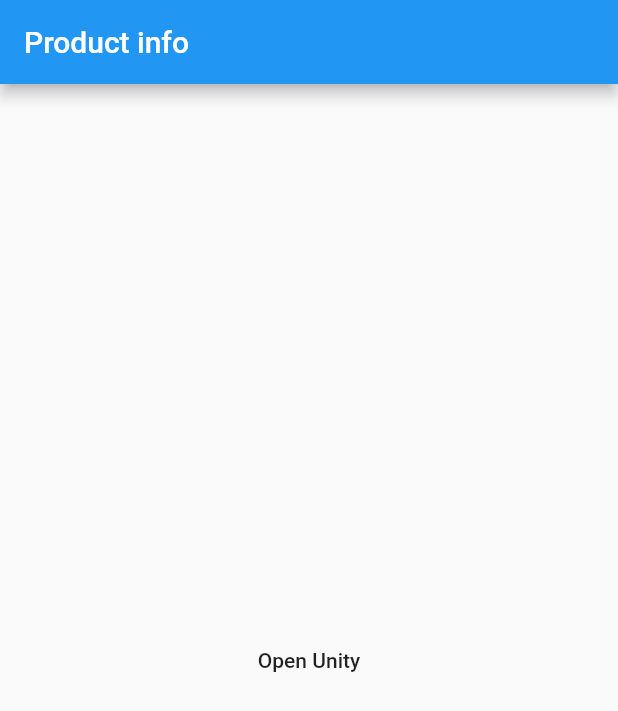
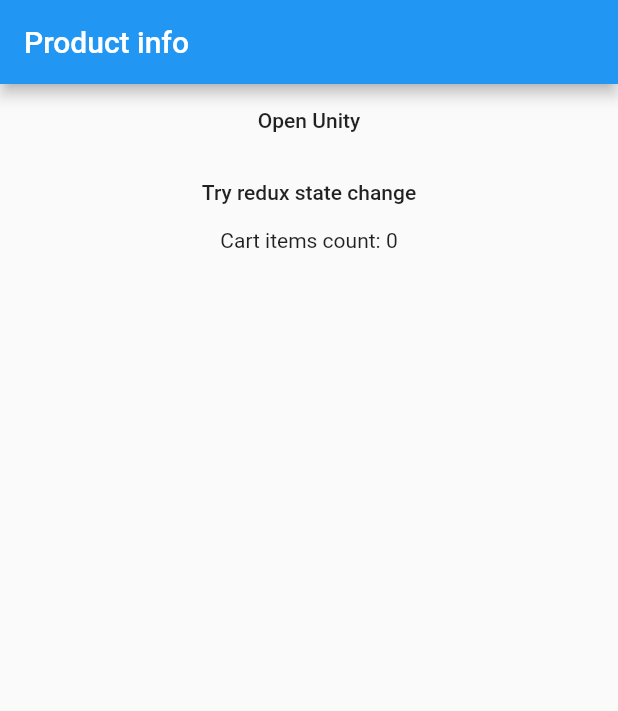
Before and after one commit to nicoloalbergoni/DIMA-Project-2020-2021, a Flutter app: the screen it shows after launch, on a phone screen of 412 x 824 dp. Shown: the top 711 px of the screen. Run offline on Flutter 3.47's test engine with Material 2 defaults, Android fonts, the phone set to English and light mode, and no system bars; our stand-ins replace flutter_redux, permission_handler, redux; missing offline and left inert: flutter_downloader, flutter_unity_widget.

Commit message:
Add Redux state management test

```diff
--- a/lib/main.dart
+++ b/lib/main.dart
@@ -1,7 +1,11 @@
+import 'package:flutter_redux/flutter_redux.dart';
+import 'package:realiteye/redux/appState.dart';
+import 'package:realiteye/redux/reducers.dart';
+import 'package:realiteye/ui/screens/product.dart';
 import 'package:realiteye/ui/screens/unity.dart';
 import 'package:flutter/material.dart';
 import 'package:flutter_downloader/flutter_downloader.dart';
-import 'utils/downloader.dart';
+import 'package:redux/redux.dart';
 
 void main() async {
   WidgetsFlutterBinding.ensureInitialized();
@@ -9,45 +13,32 @@ void main() async {
       debug: true // optional: set false to disable printing logs to console
   );
 
-  runApp(MaterialApp(
-    title: 'Navigation Basics',
-    home: MyApp(),
-  ));
+  // Initialize Redux state
+  final _initialState = AppState(cartItems: []);
+  final Store<AppState> _store =
+    Store<AppState>(appReducers, initialState: _initialState);
+
+  runApp(MyApp(store: _store));
 }
 
-class MyApp extends StatefulWidget {
-  @override
-  _MyAppState createState() => _MyAppState();
-}
+class MyApp extends StatelessWidget {
+  final Store<AppState> store;
 
-class _MyAppState extends State<MyApp> {
-  static final GlobalKey<ScaffoldState> _scaffoldKey =
-  GlobalKey<ScaffoldState>();
-
-  @override
-  void initState() {
-    super.initState();
-  }
+  MyApp({this.store});
 
   @override
   Widget build(BuildContext context) {
-    return Scaffold(
-        key: _scaffoldKey,
-        appBar: AppBar(
-          title: const Text('Product info'),
-        ),
-        body: Center(
-          child: FlatButton(
-            child: Text('Open Unity'),
-            onPressed: () async {
-              String path = await downloadFromURL('http://192.168.1.5:8000/capsule');
-              Navigator.push(
-              context,
-              MaterialPageRoute(builder: (context) => UnityScreen(bundlePath: path,)));
-            },
-          ),
-        )
-      );
+    return StoreProvider<AppState>(
+      store: store,
+      child: MaterialApp(
+        initialRoute: '/',
+        routes: {
+          '/': (context) => ProductScreen(),
+          // TODO: modify this to get the correct bundlePath as extra
+          '/unity': (context) => UnityScreen(bundlePath: "TODO"),
+        },
+      ),
+    );
   }
 
 }
--- /dev/null
+++ b/lib/models/cartItem.dart
@@ -0,0 +1,6 @@
+class CartItem {
+  String name;
+  bool checked;
+
+  CartItem(this.name, this.checked);
+}
--- /dev/null
+++ b/lib/redux/actions.dart
@@ -0,0 +1,13 @@
+import '../models/cartItem.dart';
+
+class AddItemAction {
+  final CartItem item;
+
+  AddItemAction(this.item);
+}
+
+class ToggleItemStateAction {
+  final CartItem item;
+
+  ToggleItemStateAction(this.item);
+}
--- /dev/null
+++ b/lib/redux/appState.dart
@@ -0,0 +1,12 @@
+import 'package:realiteye/models/cartItem.dart';
+import 'package:flutter/material.dart';
+
+class AppState {
+  List<CartItem> cartItems;
+  AppState(
+      {@required this.cartItems});
+
+  AppState.fromAppState(AppState another) {
+    this.cartItems = another.cartItems;
+  }
+}
--- /dev/null
+++ b/lib/redux/reducers.dart
@@ -0,0 +1,28 @@
+import 'package:realiteye/redux/appState.dart';
+
+import 'actions.dart';
+import '../models/cartItem.dart';
+
+AppState appReducers(AppState state, dynamic action) {
+  if (action is AddItemAction) {
+    return addItem(state.cartItems, action);
+  }
+  else if (action is ToggleItemStateAction) {
+    return toggleItemState(state.cartItems, action);
+  }
+
+  return state;
+}
+
+AppState addItem(List<CartItem> items, AddItemAction action) {
+  return AppState(
+      cartItems: List.from(items)..add(action.item)
+  );
+}
+
+AppState toggleItemState(List<CartItem> items, ToggleItemStateAction action) {
+  return AppState(
+    cartItems: items.map((item) => item.name == action.item.name ?
+      action.item : item).toList()
+  ); // AppState
+}
--- /dev/null
+++ b/lib/ui/screens/product.dart
@@ -0,0 +1,49 @@
+import 'package:flutter/material.dart';
+import 'package:flutter_redux/flutter_redux.dart';
+import 'package:realiteye/models/cartItem.dart';
+import 'package:realiteye/redux/actions.dart';
+import 'package:realiteye/redux/appState.dart';
+import 'package:realiteye/ui/screens/unity.dart';
+import 'package:realiteye/utils/downloader.dart';
+
+class ProductScreen extends StatelessWidget {
+  @override
+  Widget build(BuildContext context) {
+    return Scaffold(
+        appBar: AppBar(
+          title: const Text('Product info'),
+        ),
+        body: StoreConnector<AppState, AppState>(
+            converter: (store) => store.state,
+            builder: (context, state) {
+              return Center(
+                  child: Column(
+                    children: [
+                      FlatButton(
+                        child: Text('Open Unity'),
+                        onPressed: () async {
+                          String path = await downloadFromURL(
+                              'http://192.168.1.5:8000/capsule');
+                          Navigator.push(
+                              context,
+                              MaterialPageRoute(
+                                  builder: (context) => UnityScreen(bundlePath: path)
+                              )
+                          );
+                        },
+                      ),
+                      FlatButton(
+                        child: Text('Try redux state change'),
+                        onPressed: () {
+                          final cartItem = CartItem("a", true);
+                          StoreProvider.of<AppState>(context)
+                              .dispatch(AddItemAction(cartItem));
+                        },
+                      ),
+                      Text("Cart items count: ${state.cartItems.length}")
+                    ],
+                  ));
+            })
+    );
+  }
+}
```
